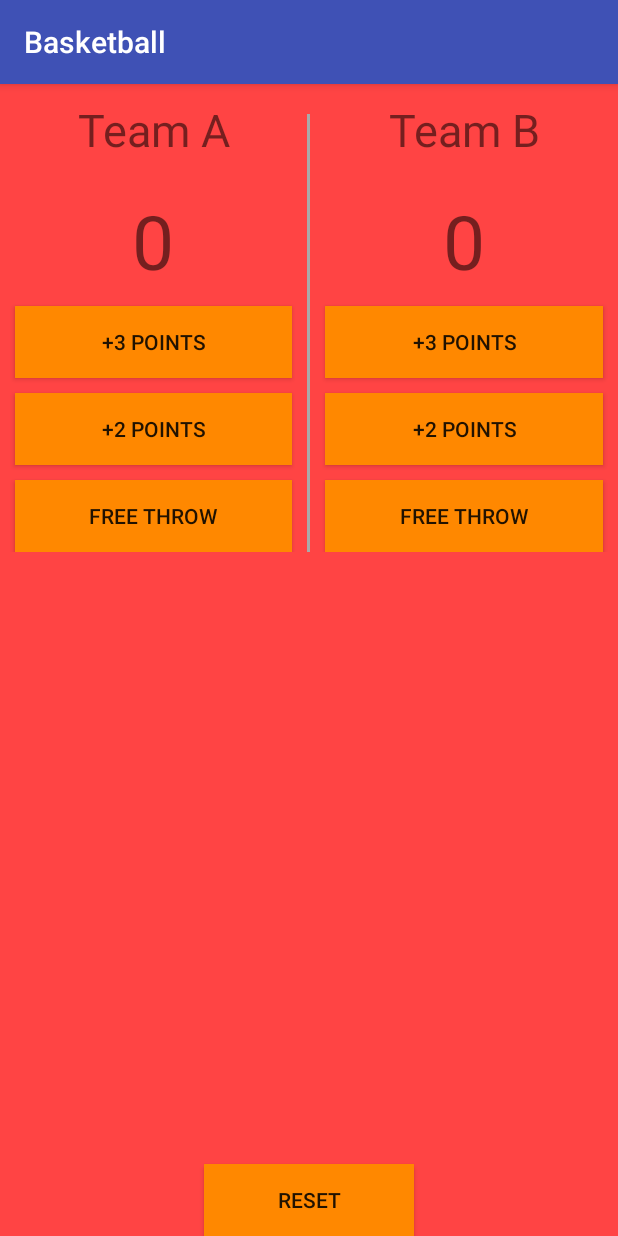
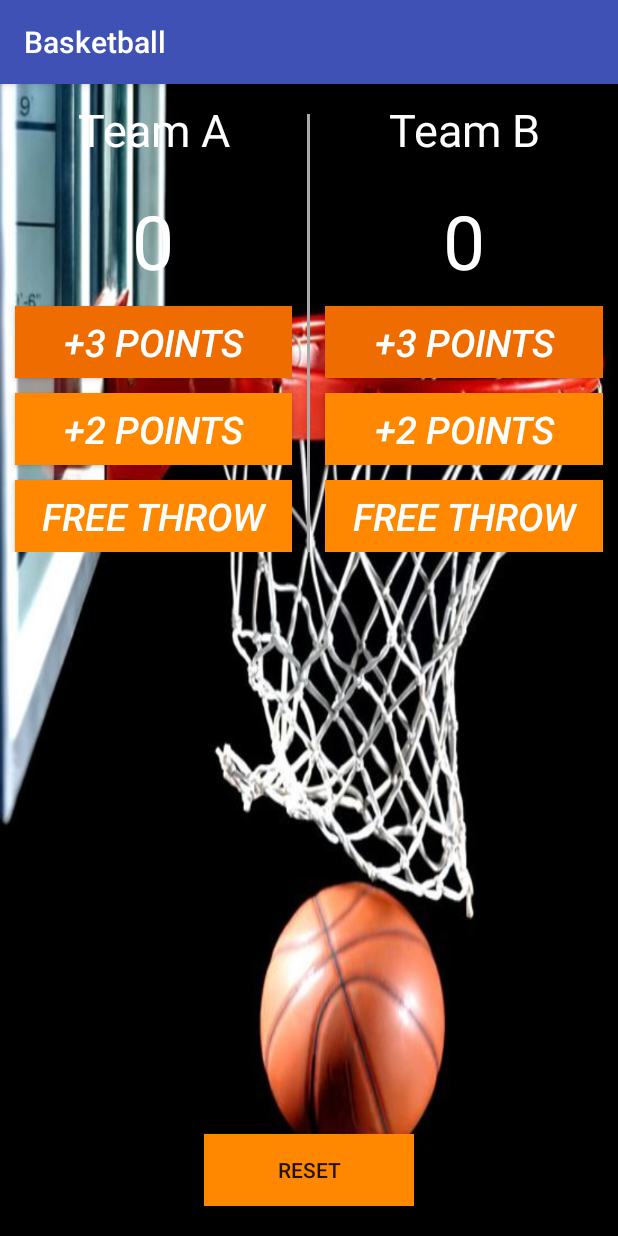
Before and after one commit to JahanzaibHussain/BasketBall, an Android app: the screen it shows after launch (MainActivity), after a tap on "RESET", on a phone screen of 412 x 824 dp. Run offline under Robolectric (Android 15) with nearby library versions, the phone set to English and light mode, and no system bars.

Commit message:
finish my work

```diff
--- a/app/src/main/java/com/jahanzaib/basketball/MainActivity.java
+++ b/app/src/main/java/com/jahanzaib/basketball/MainActivity.java
@@ -1,5 +1,6 @@
 package com.jahanzaib.basketball;
 
+import android.support.annotation.StringDef;
 import android.support.v7.app.AppCompatActivity;
 import android.os.Bundle;
 import android.view.View;
@@ -11,17 +12,49 @@ public class MainActivity extends AppCompatActivity {
     protected void onCreate(Bundle savedInstanceState) {
         super.onCreate(savedInstanceState);
         setContentView(R.layout.activity_main);
+        displayteamA(0);
+        displayteamB(0);
     }
 
-    public void resetAll(View view) {
-        int resultA = 0;
-        int resultB = 0;
-        display(1);
+    int scoreA ;
+    int scoreB ;
+
+    public void displayteamA(int score){
+        TextView scoreView = (TextView) findViewById(R.id.teamAresult);
+        scoreView.setText(String.valueOf(score));
+    }
+    public void displayteamB(int score){
+        TextView scoreView = (TextView) findViewById(R.id.teamBresult);
+        scoreView.setText(String.valueOf(score));
     }
 
-    protected void display(int num) {
-        TextView result = (TextView) findViewById(R.id.resetall);
-        result.setText(num);
+    public void plus3(View view){
+        scoreA = scoreA + 3;
+        displayteamA(scoreA);
+    }
+    protected void plus3B(View view){
+        scoreB = scoreB + 3;
+        displayteamB(scoreB);
+    }
+    public void plus2(View view){
+        scoreA = scoreA + 2;
+        displayteamA(scoreA);
+    }
+    protected void plus2B(View view){
+        scoreB = scoreB + 2;
+        displayteamB(scoreB);
+    }
+    public void freethrow(View view){
+        scoreA = scoreA + 1;
+        displayteamA(scoreA);
+    }
+    protected void freethrowB(View view){
+        scoreB = scoreB + 1;
+        displayteamB(scoreB);
     }
 
+    public void resetAll(View view){
+        displayteamA(scoreA = 0);
+        displayteamB(scoreB = 0);
+    }
 }
--- a/app/src/main/res/layout/activity_main.xml
+++ b/app/src/main/res/layout/activity_main.xml
@@ -3,8 +3,7 @@
     xmlns:tools="http://schemas.android.com/tools"
     android:layout_width="match_parent"
     android:layout_height="match_parent"
-    android:background="@android:color/holo_red_light"
-
+    android:background="@drawable/basketball"
     tools:context="com.jahanzaib.basketball.MainActivity"
 
     >
@@ -26,6 +25,7 @@
             android:text="Team A"
             android:textAlignment="center"
             android:textSize="30sp"
+            android:textColor="#ffffff"
             />
         <TextView
             android:id="@+id/teamAresult"
@@ -35,39 +35,49 @@
             android:textAlignment="center"
             android:textSize="50sp"
             android:layout_marginTop="20dp"
+            android:textColor="#ffffff"
             />
         <Button
             android:id="@+id/teamAplus3"
             android:layout_width="match_parent"
             android:layout_height="wrap_content"
             android:text="+3 Points"
+            android:textColor="#ffffff"
+            android:textSize="25sp"
+            android:textStyle="italic"
             android:layout_marginTop="10dp"
             android:layout_marginLeft="10dp"
             android:layout_marginRight="10dp"
-            android:background="@android:color/holo_orange_dark"
+            android:background="#EF6C00"
             android:onClick="plus3"
             />
         <Button
             android:id="@+id/teamAplus2"
             android:layout_width="match_parent"
+            android:textColor="#ffffff"
+            android:textSize="25sp"
+            android:textStyle="italic"
             android:layout_height="wrap_content"
             android:text="+2 Points"
             android:layout_marginTop="10dp"
             android:layout_marginLeft="10dp"
             android:layout_marginRight="10dp"
             android:background="@android:color/holo_orange_dark"
-
+            android:onClick="plus2"
             />
         <Button
             android:id="@+id/teamAfreethrow"
             android:layout_width="match_parent"
             android:layout_height="wrap_content"
+            android:textColor="#ffffff"
+            android:textSize="25sp"
+            android:textStyle="italic"
             android:text="Free throw"
             android:layout_marginTop="10dp"
             android:layout_marginLeft="10dp"
             android:layout_marginRight="10dp"
             android:background="@android:color/holo_orange_dark"
-
+            android:onClick="freethrow"
             />
 
     </LinearLayout>
@@ -91,6 +101,7 @@
             android:text="Team B"
             android:textAlignment="center"
             android:textSize="30sp"
+            android:textColor="#ffffff"
             />
         <TextView
             android:id="@+id/teamBresult"
@@ -100,8 +111,12 @@
             android:textAlignment="center"
             android:textSize="50sp"
             android:layout_marginTop="20dp"
+            android:textColor="#ffffff"
             />
         <Button
+            android:textColor="#ffffff"
+            android:textSize="25sp"
+            android:textStyle="italic"
             android:id="@+id/teamBplus3"
             android:layout_width="match_parent"
             android:layout_height="wrap_content"
@@ -109,30 +124,35 @@
             android:layout_marginTop="10dp"
             android:layout_marginLeft="10dp"
             android:layout_marginRight="10dp"
-            android:background="@android:color/holo_orange_dark"
-
+            android:background="#EF6C00"
+            android:onClick="plus3B"
             />
         <Button
             android:id="@+id/teamBplus2"
             android:layout_width="match_parent"
             android:layout_height="wrap_content"
             android:text="+2 Points"
-            android:layout_marginTop="10dp"
+            android:textColor="#ffffff"
+            android:textSize="25sp"
+            android:textStyle="italic"    android:layout_marginTop="10dp"
             android:layout_marginLeft="10dp"
             android:layout_marginRight="10dp"
             android:background="@android:color/holo_orange_dark"
-
+            android:onClick="plus2B"
             />
         <Button
             android:id="@+id/teamBfreethrow"
             android:layout_width="match_parent"
             android:layout_height="wrap_content"
+            android:textColor="#ffffff"
+            android:textSize="25sp"
+            android:textStyle="italic"
             android:text="Free throw"
             android:layout_marginTop="10dp"
             android:layout_marginLeft="10dp"
             android:layout_marginRight="10dp"
             android:background="@android:color/holo_orange_dark"
-
+            android:onClick="freethrowB"
             />
 
     </LinearLayout>
@@ -147,6 +167,7 @@
         android:layout_centerHorizontal="true"
         android:background="@android:color/holo_orange_dark"
         android:onClick="resetAll"
+        android:layout_marginBottom="20dp"
         />
 
 </RelativeLayout>
```
Also changed, not shown: app/src/main/res/drawable/basketball.jpg (added), 1 other file.
